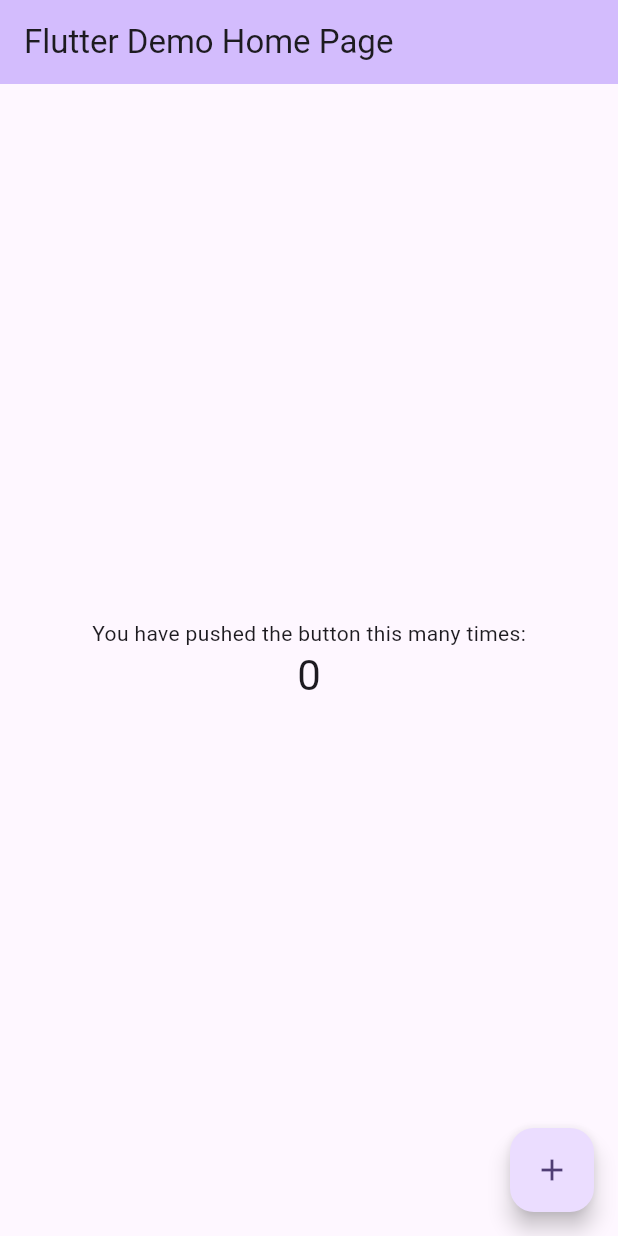
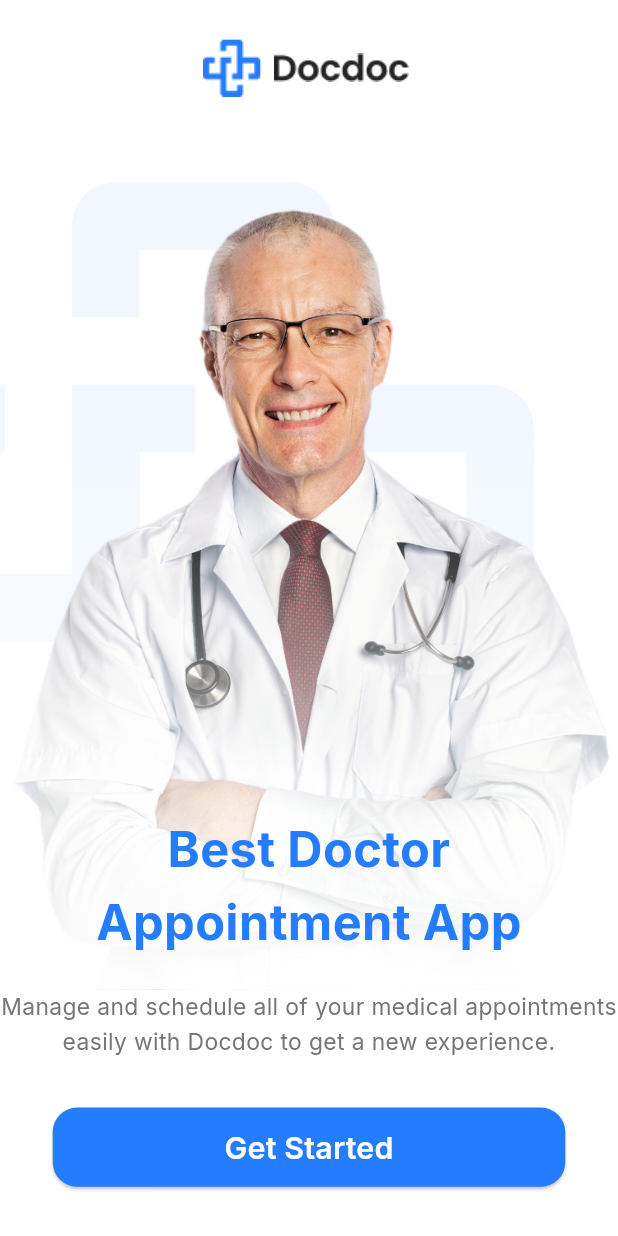
Before and after one commit to Kmpcy/carefull, a Flutter app: the screen it shows after launch, on a phone screen of 412 x 824 dp. Run offline on Flutter 3.47's test engine with Material 3 defaults, Android fonts, the phone set to English and light mode, and no system bars; our stand-ins replace flutter_screenutil, flutter_svg, go_router.

Commit message:
- added images and font for assets - added screen util & svg & go router packges - added file for doc app client - added routing file -added colors and text styles - added onboarding screen

```diff
--- /dev/null
+++ b/devtools_options.yaml
@@ -0,0 +1,3 @@
+description: This file stores settings for Dart & Flutter DevTools.
+documentation: https://docs.flutter.dev/tools/devtools/extensions#configure-extension-enablement-states
+extensions:
--- /dev/null
+++ b/lib/carefull_app.dart
@@ -0,0 +1,28 @@
+import 'package:carefull/core/routing/app_router.dart';
+import 'package:carefull/core/theming/app_colors.dart';
+import 'package:flutter/material.dart';
+import 'package:flutter_screenutil/flutter_screenutil.dart';
+
+class CarefullApp extends StatelessWidget {
+  const CarefullApp({super.key});
+
+  @override
+  Widget build(BuildContext context) {
+    return ScreenUtilInit(
+      designSize: const Size(375, 812),
+      minTextAdapt: true,
+      splitScreenMode: true,
+      builder: (context, child) {
+        return MaterialApp.router(
+          debugShowCheckedModeBanner: false,
+
+          theme: ThemeData(
+            scaffoldBackgroundColor: Colors.white,
+            primaryColor: AppColors.primary,
+          ),
+          routerConfig: router,
+        );
+      },
+    );
+  }
+}
--- /dev/null
+++ b/lib/core/routing/app_router.dart
@@ -0,0 +1,24 @@
+
+import 'package:carefull/features/onboarding/logic/presentation/login_screen.dart';
+import 'package:carefull/features/onboarding/presentation/onboarding_screen.dart';
+import 'package:flutter/material.dart';
+import 'package:go_router/go_router.dart';
+
+final GoRouter router = GoRouter(
+  routes: <RouteBase>[
+    GoRoute(
+      path: '/',
+      builder: (BuildContext context, GoRouterState state) {
+        return const OnboardingScreen();
+      },
+
+    ),
+       GoRoute(
+      path: '/login',
+      builder: (BuildContext context, GoRouterState state) {
+        return const LoginScreen();
+      },
+
+    ),
+  ],
+);
--- /dev/null
+++ b/lib/core/theming/app_colors.dart
@@ -0,0 +1,7 @@
+import 'package:flutter/material.dart';
+
+class AppColors {
+  static const Color primary = Color(0xff247CFF);
+    static const Color grey = Color(0xff757575);
+
+}
--- /dev/null
+++ b/lib/core/theming/app_text_styles.dart
@@ -0,0 +1,33 @@
+import 'package:carefull/core/theming/app_colors.dart';
+import 'package:flutter/material.dart';
+import 'package:flutter_screenutil/flutter_screenutil.dart';
+
+abstract class AppStyles {
+  static  TextStyle blue32 = TextStyle(
+    fontSize: 32.sp,
+    height: 1.5,
+
+    fontFamily: "Inter",
+    fontWeight: FontWeight.bold,
+    color: AppColors.primary,
+  );
+
+  static   TextStyle grey15 = TextStyle(
+    fontSize: 15.sp,
+    height: 1.5,
+
+    fontFamily: "Inter",
+    fontWeight: FontWeight.w400,
+    color: Color(0xff757575),
+  );
+
+ static   TextStyle white20 = TextStyle(
+    fontSize: 20.sp,
+    height: 1.5,
+
+    fontFamily: "Inter",
+    fontWeight: FontWeight.w600,
+    color: Colors.white,
+  );
+
+}
--- /dev/null
+++ b/lib/features/login/presentation/login_screen.dart
@@ -0,0 +1,10 @@
+import 'package:flutter/material.dart';
+
+class OnboardingScreen extends StatelessWidget {
+  const OnboardingScreen({super.key});
+
+  @override
+  Widget build(BuildContext context) {
+    return const Placeholder();
+  }
+}
--- /dev/null
+++ b/lib/features/onboarding/logic/presentation/login_screen.dart
@@ -0,0 +1,10 @@
+import 'package:flutter/material.dart';
+
+class LoginScreen extends StatelessWidget {
+  const LoginScreen({super.key});
+
+  @override
+  Widget build(BuildContext context) {
+    return const Scaffold();
+  }
+}
--- /dev/null
+++ b/lib/features/onboarding/presentation/onboarding_screen.dart
@@ -0,0 +1,32 @@
+import 'package:carefull/features/onboarding/presentation/widgets/doc_description.dart';
+import 'package:carefull/features/onboarding/presentation/widgets/doc_image_and_text.dart';
+import 'package:carefull/features/onboarding/presentation/widgets/docdoc_row.dart';
+import 'package:carefull/features/onboarding/presentation/widgets/onboarding_button.dart';
+import 'package:flutter/material.dart';
+import 'package:flutter_screenutil/flutter_screenutil.dart';
+
+class OnboardingScreen extends StatelessWidget {
+  const OnboardingScreen({super.key});
+
+  @override
+  Widget build(BuildContext context) {
+    return SafeArea(
+      child: Scaffold(
+        body: SingleChildScrollView(
+          child: Center(
+            child: Column(
+              children: [
+                DocdocRow(),
+                SizedBox(height: 30.h),
+                DocImageAndText(),
+                DocDescription(),
+                SizedBox(height: 32.h),
+                onboardinButton(),
+              ],
+            ),
+          ),
+        ),
+      ),
+    );
+  }
+}
--- /dev/null
+++ b/lib/features/onboarding/presentation/widgets/doc_description.dart
@@ -0,0 +1,18 @@
+
+import 'package:carefull/core/theming/app_text_styles.dart';
+import 'package:flutter/material.dart';
+
+class DocDescription extends StatelessWidget {
+  const DocDescription({
+    super.key,
+  });
+
+  @override
+  Widget build(BuildContext context) {
+    return Text(
+      "Manage and schedule all of your medical appointments easily with Docdoc to get a new experience.",
+      style: AppStyles.grey15,
+      textAlign: TextAlign.center,
+    );
+  }
+}
--- /dev/null
+++ b/lib/features/onboarding/presentation/widgets/doc_image_and_text.dart
@@ -0,0 +1,42 @@
+
+import 'package:carefull/core/theming/app_text_styles.dart';
+import 'package:flutter/material.dart';
+import 'package:flutter_svg/svg.dart';
+
+class DocImageAndText extends StatelessWidget {
+  const DocImageAndText({
+    super.key,
+  });
+
+  @override
+  Widget build(BuildContext context) {
+    return Stack(
+      children: [
+        SvgPicture.asset(
+          "assets/images/docdoc_logo_low_opacity.svg",
+        ),
+        Container(
+          foregroundDecoration: BoxDecoration(
+            gradient: LinearGradient(
+              colors: [Colors.white, Colors.white.withOpacity(0.0)],
+              begin: Alignment.bottomCenter,
+              end: Alignment.topCenter,
+              stops: const [0.0, 0.7],
+            ),
+          ),
+          child: Image.asset("assets/images/onboarding_doctor.png"),
+        ),
+        Positioned(
+          left: 0,
+          right: 0,
+          bottom: 20,
+          child: Text(
+            "Best Doctor \nAppointment App",
+            textAlign: TextAlign.center,
+            style: AppStyles.blue32,
+          ),
+        ),
+      ],
+    );
+  }
+}
--- /dev/null
+++ b/lib/features/onboarding/presentation/widgets/docdoc_row.dart
@@ -0,0 +1,23 @@
+import 'package:flutter/material.dart';
+import 'package:flutter_screenutil/flutter_screenutil.dart';
+
+class DocdocRow extends StatelessWidget {
+  const DocdocRow({super.key});
+
+  @override
+  Widget build(BuildContext context) {
+    return Row(
+      mainAxisSize: MainAxisSize.min,
+      children: [
+        Image.asset(
+          "assets/images/doc_mark.png",
+          height: 90,
+          alignment: Alignment.centerRight,
+        ),
+        SizedBox(width: 8.h),
+        Image.asset("assets/images/Docdoc.png", height: 90, width: 90),
+        SizedBox(width: 50.w),
+      ],
+    );
+  }
+}
--- /dev/null
+++ b/lib/features/onboarding/presentation/widgets/onboarding_button.dart
@@ -0,0 +1,31 @@
+
+
+import 'package:carefull/core/theming/app_colors.dart';
+import 'package:carefull/core/theming/app_text_styles.dart';
+import 'package:flutter/material.dart';
+import 'package:flutter_screenutil/flutter_screenutil.dart';
+import 'package:go_router/go_router.dart';
+
+class onboardinButton extends StatelessWidget {
+  const onboardinButton({super.key});
+
+  @override
+  Widget build(BuildContext context) {
+    return SizedBox(
+      child: ElevatedButton(
+        style: ElevatedButton.styleFrom(
+          backgroundColor: AppColors.primary,
+          minimumSize: Size(311.w, 52.h),
+          shape: RoundedRectangleBorder(
+            borderRadius: BorderRadius.circular(16.r),
+          ),
+        ),
+        onPressed: () {
+          context.push("/login");
+
+        },
+        child: Text("Get Started", style: AppStyles.white20),
+      ),
+    );
+  }
+}
--- a/lib/main.dart
+++ b/lib/main.dart
@@ -1,123 +1,6 @@
+import 'package:carefull/carefull_app.dart';
 import 'package:flutter/material.dart';
 
 void main() {
-  runApp(const MyApp());
+  runApp(const CarefullApp());
 }
-
-class MyApp extends StatelessWidget {
-  const MyApp({super.key});
-
-  // This widget is the root of your application.
-  @override
-  Widget build(BuildContext context) {
-    return MaterialApp(
-      debugShowCheckedModeBanner: false,
-      title: 'Care Full',
-      theme: ThemeData(
-        // This is the theme of your application.
-        //
-        // TRY THIS: Try running your application with "flutter run". You'll see
-        // the application has a purple toolbar. Then, without quitting the app,
-        // try changing the seedColor in the colorScheme below to Colors.green
-        // and then invoke "hot reload" (save your changes or press the "hot
-        // reload" button in a Flutter-supported IDE, or press "r" if you used
-        // the command line to start the app).
-        //
-        // Notice that the counter didn't reset back to zero; the application
-        // state is not lost during the reload. To reset the state, use hot
-        // restart instead.
-        //
-        // This works for code too, not just values: Most code changes can be
-        // tested with just a hot reload.
-        colorScheme: ColorScheme.fromSeed(seedColor: Colors.deepPurple),
-      ),
-      home: const MyHomePage(title: 'Flutter Demo Home Page'),
-    );
-  }
-}
-
-class MyHomePage extends StatefulWidget {
-  const MyHomePage({super.key, required this.title});
-
-  // This widget is the home page of your application. It is stateful, meaning
-  // that it has a State object (defined below) that contains fields that affect
-  // how it looks.
-
-  // This class is the configuration for the state. It holds the values (in this
-  // case the title) provided by the parent (in this case the App widget) and
-  // used by the build method of the State. Fields in a Widget subclass are
-  // always marked "final".
-
-  final String title;
-
-  @override
-  State<MyHomePage> createState() => _MyHomePageState();
-}
-
-class _MyHomePageState extends State<MyHomePage> {
-  int _counter = 0;
-
-  void _incrementCounter() {
-    setState(() {
-      // This call to setState tells the Flutter framework that something has
-      // changed in this State, which causes it to rerun the build method below
-      // so that the display can reflect the updated values. If we changed
-      // _counter without calling setState(), then the build method would not be
-      // called again, and so nothing would appear to happen.
-      _counter++;
-    });
-  }
-
-  @override
-  Widget build(BuildContext context) {
-    // This method is rerun every time setState is called, for instance as done
-    // by the _incrementCounter method above.
-    //
-    // The Flutter framework has been optimized to make rerunning build methods
-    // fast, so that you can just rebuild anything that needs updating rather
-    // than having to individually change instances of widgets.
-    return Scaffold(
-      appBar: AppBar(
-        // TRY THIS: Try changing the color here to a specific color (to
-        // Colors.amber, perhaps?) and trigger a hot reload to see the AppBar
-        // change color while the other colors stay the same.
-        backgroundColor: Theme.of(context).colorScheme.inversePrimary,
-        // Here we take the value from the MyHomePage object that was created by
-        // the App.build method, and use it to set our appbar title.
-        title: Text(widget.title),
-      ),
-      body: Center(
-        // Center is a layout widget. It takes a single child and positions it
-        // in the middle of the parent.
-        child: Column(
-          // Column is also a layout widget. It takes a list of children and
-          // arranges them vertically. By default, it sizes itself to fit its
-          // children horizontally, and tries to be as tall as its parent.
-          //
-          // Column has various properties to control how it sizes itself and
-          // how it positions its children. Here we use mainAxisAlignment to
-          // center the children vertically; the main axis here is the vertical
-          // axis because Columns are vertical (the cross axis would be
-          // horizontal).
-          //
-          // TRY THIS: Invoke "debug painting" (choose the "Toggle Debug Paint"
-          // action in the IDE, or press "p" in the console), to see the
-          // wireframe for each widget.
-          mainAxisAlignment: MainAxisAlignment.center,
-          children: <Widget>[
-            const Text('You have pushed the button this many times:'),
-            Text(
-              '$_counter',
-              style: Theme.of(context).textTheme.headlineMedium,
-            ),
-          ],
-        ),
-      ),
-      floatingActionButton: FloatingActionButton(
-        onPressed: _incrementCounter,
-        tooltip: 'Increment',
-        child: const Icon(Icons.add),
-      ), // This trailing comma makes auto-formatting nicer for build methods.
-    );
-  }
-}
```
Also changed, not shown: pubspec.yaml (+10 -16 lines), assets/fonts/Inter-VariableFont_opsz,wght.ttf (added), assets/images/Docdoc.png (added), assets/images/doc_mark.png (added), assets/images/docdoc_logo.svg (added), assets/images/docdoc_logo_low_opacity.svg (added), assets/images/onboarding_doctor.png (added), pubspec.lock, 1 other file.
